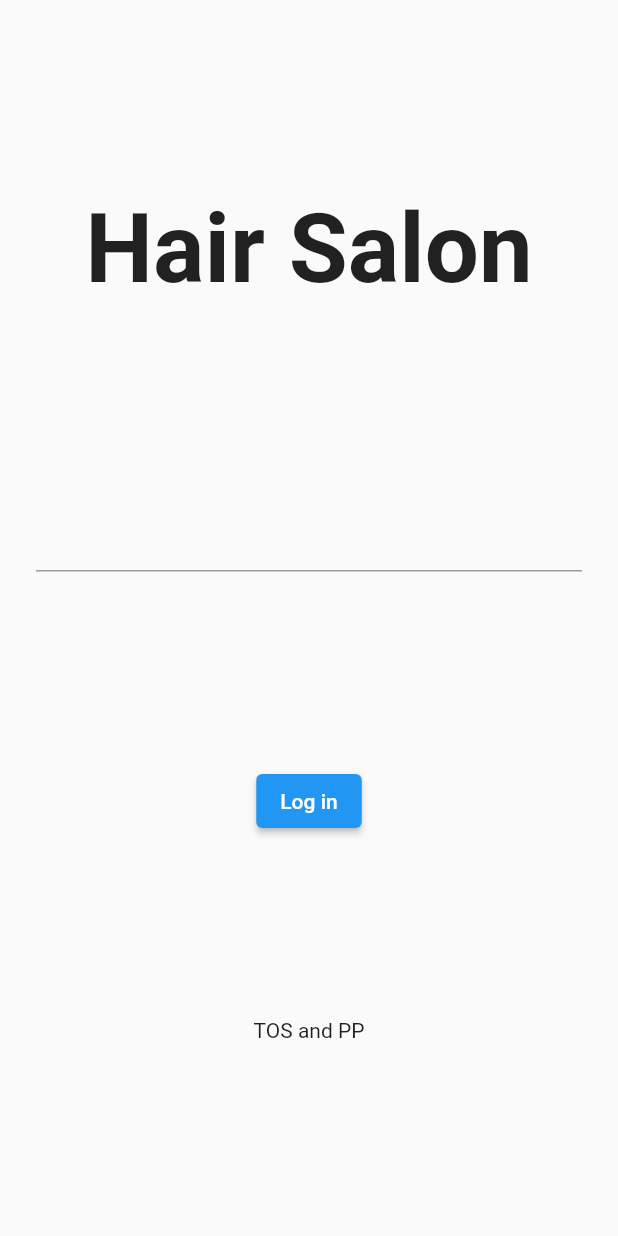
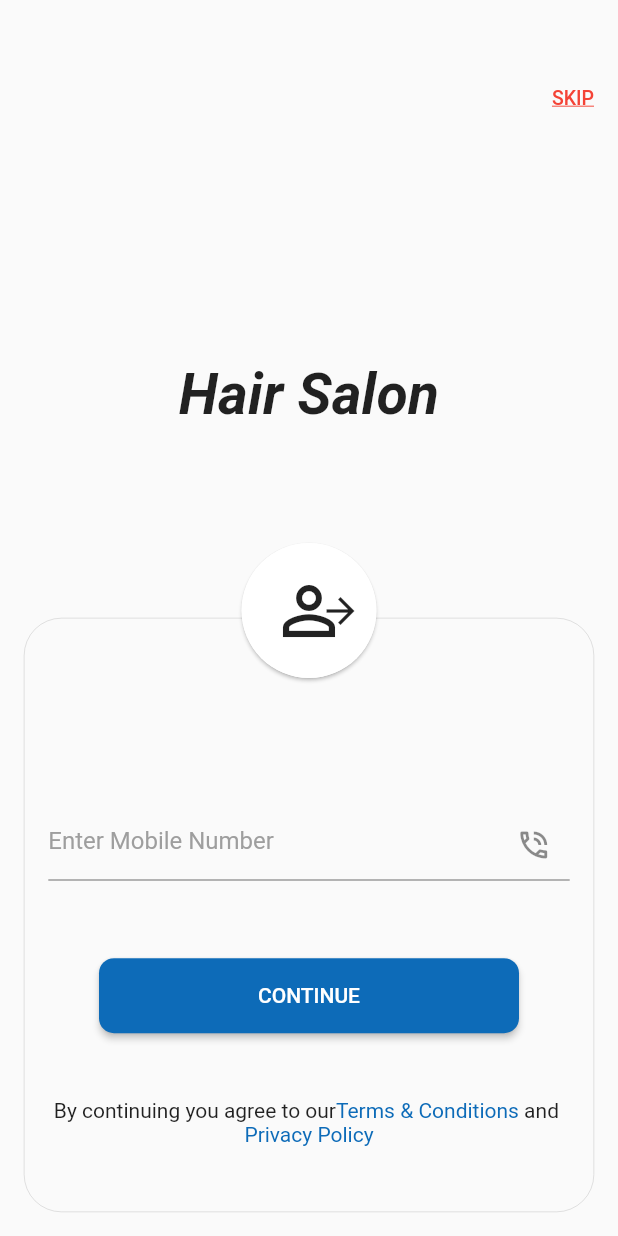
Before and after one commit to nicolas-ferrada/bwi_hair_salon, a Flutter app: the screen it shows after launch, on a phone screen of 412 x 824 dp. Run offline on Flutter 3.47's test engine with Material 2 defaults, Android fonts, the phone set to English and light mode, and no system bars; our stand-ins replace firebase_core; accounts and stored records are empty.

Commit message:
feat login screen

```diff
--- a/lib/data/providers/user_phone_provider.dart
+++ b/lib/data/providers/user_phone_provider.dart
@@ -2,12 +2,12 @@
 import 'package:flutter/material.dart';
 
 class UserPhoneProvider extends ChangeNotifier {
-  int? _userPhone;
+  String? _userPhone;
   UserPhoneProvider({
     int? userPhone,
   });
 
-  int getUserPhone() {
+  String getUserPhone() {
     if (_userPhone != null) {
       return _userPhone!;
     } else {
@@ -16,7 +16,7 @@ class UserPhoneProvider extends ChangeNotifier {
   }
 
   void changePhone({
-    required int newUserPhone,
+    required String newUserPhone,
   }) {
     _userPhone = newUserPhone;
     notifyListeners();
--- a/lib/main.dart
+++ b/lib/main.dart
@@ -1,5 +1,6 @@
 import 'package:firebase_core/firebase_core.dart';
 import 'package:flutter/material.dart';
+import 'package:flutter/services.dart';
 import 'package:provider/provider.dart';
 
 import 'data/providers/user_phone_provider.dart';
@@ -8,6 +9,9 @@ import 'presentation/screens/login.dart';
 
 void main() async {
   WidgetsFlutterBinding.ensureInitialized();
+  SystemChrome.setPreferredOrientations(
+    [DeviceOrientation.portraitUp, DeviceOrientation.portraitDown],
+  );
   await Firebase.initializeApp(
     options: DefaultFirebaseOptions.currentPlatform,
   );
--- a/lib/presentation/screens/login.dart
+++ b/lib/presentation/screens/login.dart
@@ -1,28 +1,60 @@
+import 'package:bwi_hair_salon/presentation/widgets/login_widgets/login_container.dart';
+import 'package:bwi_hair_salon/presentation/widgets/login_widgets/login_phone_input.dart';
+import 'package:bwi_hair_salon/presentation/widgets/login_widgets/skip_button.dart';
 import 'package:flutter/material.dart';
 
 import '../widgets/login_widgets/login_button.dart';
 import '../widgets/login_widgets/login_image.dart';
 import '../widgets/login_widgets/login_legal.dart';
-import '../widgets/login_widgets/login_phone.dart';
 
 class Login extends StatelessWidget {
   const Login({super.key});
 
   @override
   Widget build(BuildContext context) {
-    return const Scaffold(
+    return Scaffold(
       body: SafeArea(
-        minimum: EdgeInsets.all(8),
-        child: Column(
-          mainAxisAlignment: MainAxisAlignment.spaceEvenly,
-          children: [
-            LoginImage(),
-            LoginPhone(),
-            LoginButton(),
-            LoginLegal(),
+        minimum: const EdgeInsets.all(16),
+        child: CustomScrollView(
+          physics: const ClampingScrollPhysics(),
+          slivers: [
+            SliverFillRemaining(
+              hasScrollBody: false,
+              child: Column(
+                mainAxisSize: MainAxisSize.min,
+                mainAxisAlignment: MainAxisAlignment.spaceEvenly,
+                children: [
+                  skipButton(),
+                  image(),
+                  containerPhoneButtonLegal(),
+                ],
+              ),
+            ),
           ],
         ),
       ),
     );
   }
+
+  Widget skipButton() {
+    return const Flexible(
+      child: Align(alignment: Alignment.centerRight, child: LoginSkipButton()),
+    );
+  }
+
+  Widget image() => const Flexible(flex: 3, child: LoginImage());
+
+  Widget containerPhoneButtonLegal() {
+    return const Flexible(
+      flex: 4,
+      child: LoginContainer(
+        elements: [
+          SizedBox(height: 32),
+          LoginPhoneInput(),
+          LoginButton(),
+          LoginLegal(),
+        ],
+      ),
+    );
+  }
 }
--- /dev/null
+++ b/lib/presentation/utils/color_palette.dart
@@ -0,0 +1,7 @@
+import 'package:flutter/material.dart';
+
+class ColorPalette {
+  static Color darkBlue() {
+    return const Color.fromARGB(255, 13, 107, 184);
+  }
+}
--- a/lib/presentation/widgets/login_widgets/login_button.dart
+++ b/lib/presentation/widgets/login_widgets/login_button.dart
@@ -1,6 +1,7 @@
 // import '../../../data/providers/user_phone_provider.dart';
 // import 'package:provider/provider.dart';
 
+import 'package:bwi_hair_salon/presentation/utils/color_palette.dart';
 import 'package:flutter/material.dart';
 
 class LoginButton extends StatelessWidget {
@@ -9,10 +10,18 @@ class LoginButton extends StatelessWidget {
   @override
   Widget build(BuildContext context) {
     return ElevatedButton(
+      style: ElevatedButton.styleFrom(
+        minimumSize: const Size(280, 50),
+        shape: RoundedRectangleBorder(borderRadius: BorderRadius.circular(10)),
+        backgroundColor: ColorPalette.darkBlue(),
+      ),
       onPressed: () {
         // context.read<UserPhoneProvider>().getUserPhone().toString();
       },
-      child: const Text('Log in'),
+      child: const Text(
+        'CONTINUE',
+        style: TextStyle(color: Colors.white),
+      ),
     );
   }
 }
--- /dev/null
+++ b/lib/presentation/widgets/login_widgets/login_container.dart
@@ -0,0 +1,74 @@
+import 'package:flutter/material.dart';
+
+class LoginContainer extends StatelessWidget {
+  final List<Widget> elements;
+  const LoginContainer({
+    super.key,
+    required this.elements,
+  });
+
+  @override
+  Widget build(BuildContext context) {
+    return Stack(
+      clipBehavior: Clip.none,
+      alignment: Alignment.center,
+      children: [
+        container(),
+        Positioned(
+          top: -50,
+          child: icon(),
+        ),
+      ],
+    );
+  }
+
+  Widget icon() {
+    return Material(
+      elevation: 1,
+      borderRadius: BorderRadius.circular(50),
+      child: Container(
+        width: 90,
+        height: 90,
+        decoration: const BoxDecoration(
+          color: Colors.white,
+          shape: BoxShape.circle,
+        ),
+        child: const Stack(
+          alignment: Alignment.center,
+          children: [
+            Icon(
+              Icons.person_outline_outlined,
+              size: 52,
+            ),
+            Positioned(
+              right: 10,
+              child: Icon(Icons.arrow_forward, size: 28),
+            ),
+          ],
+        ),
+      ),
+    );
+  }
+
+  Widget container() {
+    return Container(
+      decoration: BoxDecoration(
+        color: Colors.transparent,
+        borderRadius: const BorderRadius.all(
+          Radius.circular(25),
+        ),
+        border: Border.all(
+          color: Colors.grey,
+          width: 0.2,
+        ),
+      ),
+      child: Column(
+        crossAxisAlignment: CrossAxisAlignment.center,
+        mainAxisAlignment: MainAxisAlignment.spaceEvenly,
+        children: [
+          ...elements,
+        ],
+      ),
+    );
+  }
+}
--- a/lib/presentation/widgets/login_widgets/login_image.dart
+++ b/lib/presentation/widgets/login_widgets/login_image.dart
@@ -10,8 +10,9 @@ class LoginImage extends StatelessWidget {
         'Hair Salon',
         textAlign: TextAlign.center,
         style: TextStyle(
-          fontSize: 64,
+          fontSize: 38,
           fontWeight: FontWeight.bold,
+          fontStyle: FontStyle.italic,
         ),
       ),
     );
--- a/lib/presentation/widgets/login_widgets/login_legal.dart
+++ b/lib/presentation/widgets/login_widgets/login_legal.dart
@@ -1,3 +1,4 @@
+import 'package:bwi_hair_salon/presentation/utils/color_palette.dart';
 import 'package:flutter/material.dart';
 
 class LoginLegal extends StatelessWidget {
@@ -5,6 +6,27 @@ class LoginLegal extends StatelessWidget {
 
   @override
   Widget build(BuildContext context) {
-    return const Text('TOS and PP');
+    return Wrap(
+      alignment: WrapAlignment.center,
+      children: [
+        const Text('By continuing you agree to our'),
+        legalText(legalText: 'Terms & Conditions'),
+        const Text(' and '),
+        legalText(legalText: 'Privacy Policy'),
+      ],
+    );
+  }
+
+  Widget legalText({
+    required String legalText,
+  }) {
+    return InkWell(
+      borderRadius: BorderRadius.circular(5),
+      onTap: () {},
+      child: Text(
+        legalText,
+        style: TextStyle(color: ColorPalette.darkBlue()),
+      ),
+    );
   }
 }
--- a/lib/presentation/widgets/login_widgets/login_phone.dart
+++ /dev/null
@@ -1,16 +0,0 @@
-import 'package:flutter/material.dart';
-
-import 'login_phone_widgets/login_phone_input.dart';
-
-class LoginPhone extends StatelessWidget {
-  const LoginPhone({super.key});
-
-  @override
-  Widget build(BuildContext context) {
-    return const Column(
-      children: [
-        LoginPhoneInput(),
-      ],
-    );
-  }
-}
--- /dev/null
+++ b/lib/presentation/widgets/login_widgets/login_phone_input.dart
@@ -0,0 +1,37 @@
+import 'package:flutter/material.dart';
+import 'package:flutter/services.dart';
+import 'package:provider/provider.dart';
+
+import '../../../data/providers/user_phone_provider.dart';
+
+class LoginPhoneInput extends StatelessWidget {
+  const LoginPhoneInput({super.key});
+
+  @override
+  Widget build(BuildContext context) {
+    return Padding(
+      padding: const EdgeInsets.symmetric(vertical: 8, horizontal: 16),
+      child: TextFormField(
+        keyboardType: TextInputType.phone,
+        decoration: textFormFieldStyle(),
+        onChanged: (phone) => onPhoneChangeEvent(context, phone),
+      ),
+    );
+  }
+
+  void onPhoneChangeEvent(BuildContext context, String phone) {
+    context.read<UserPhoneProvider>().changePhone(
+          newUserPhone: phone,
+        );
+  }
+
+  InputDecoration textFormFieldStyle() {
+    return const InputDecoration(
+      suffixIcon: Icon(
+        Icons.phone_in_talk_outlined,
+      ),
+      hintText: 'Enter Mobile Number',
+      hintStyle: TextStyle(color: Colors.grey),
+    );
+  }
+}
--- a/lib/presentation/widgets/login_widgets/login_phone_widgets/login_phone_input.dart
+++ /dev/null
@@ -1,27 +0,0 @@
-import 'package:flutter/material.dart';
-import 'package:provider/provider.dart';
-
-import '../../../../data/providers/user_phone_provider.dart';
-
-class LoginPhoneInput extends StatefulWidget {
-  const LoginPhoneInput({super.key});
-
-  @override
-  State<LoginPhoneInput> createState() => _LoginPhoneInputState();
-}
-
-class _LoginPhoneInputState extends State<LoginPhoneInput> {
-  @override
-  Widget build(BuildContext context) {
-    return Padding(
-      padding: const EdgeInsets.symmetric(vertical: 8, horizontal: 16),
-      child: TextFormField(
-        onChanged: (phone) {
-          context.read<UserPhoneProvider>().changePhone(
-                newUserPhone: int.parse(phone),
-              );
-        },
-      ),
-    );
-  }
-}
--- /dev/null
+++ b/lib/presentation/widgets/login_widgets/skip_button.dart
@@ -0,0 +1,21 @@
+import 'package:flutter/material.dart';
+
+class LoginSkipButton extends StatelessWidget {
+  const LoginSkipButton({super.key});
+
+  @override
+  Widget build(BuildContext context) {
+    return InkWell(
+      onTap: () {},
+      child: const Text(
+        'SKIP',
+        style: TextStyle(
+          fontSize: 13,
+          fontWeight: FontWeight.w500,
+          decoration: TextDecoration.underline,
+          color: Colors.red,
+        ),
+      ),
+    );
+  }
+}
```
